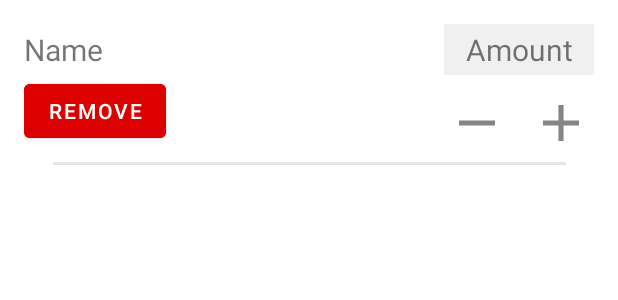
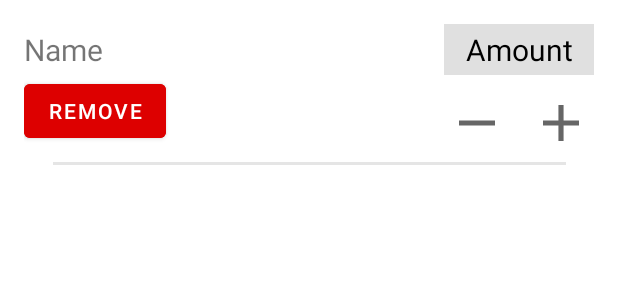
Before and after one commit to kittitat-ice/basic-shopping-list, an Android app: the layout shopping_item.xml on its own in the app's theme, with its tools: preview values and no code run, on a phone screen of 412 x 824 dp. Shown: the top 300 px of the screen. Run offline under Robolectric (Android 15) with nearby library versions, the phone set to English and light mode, and no system bars.

```diff
--- a/app/src/main/AndroidManifest.xml
+++ b/app/src/main/AndroidManifest.xml
@@ -8,7 +8,8 @@
         android:label="@string/app_name"
         android:roundIcon="@mipmap/ic_launcher_round"
         android:supportsRtl="true"
-        android:theme="@style/Theme.BasicShoppingList">
+        android:theme="@style/Theme.BasicShoppingList"
+        android:name=".view.shoppingList.application.ShoppingListApplication">
         <activity android:name=".MainActivity">
             <intent-filter>
                 <action android:name="android.intent.action.MAIN" />
--- a/app/src/main/res/layout/shopping_item.xml
+++ b/app/src/main/res/layout/shopping_item.xml
@@ -33,11 +33,12 @@
         android:id="@+id/tvAmount"
         android:layout_width="100dp"
         android:layout_height="wrap_content"
-        android:background="#F0F0F0"
+        android:background="?attr/colorSecondary"
         android:text=""
         android:textAlignment="center"
         android:textSize="20sp"
         android:paddingVertical="3dp"
+        android:textColor="?attr/colorOnSecondary"
         app:layout_constraintEnd_toEndOf="parent"
         app:layout_constraintTop_toTopOf="parent"
         tools:text="Amount" />
@@ -52,6 +53,7 @@
         android:focusable="true"
         android:clickable="true"
         android:background="?attr/selectableItemBackground"
+        app:tint="?attr/colorOnSurface"
         app:layout_constraintEnd_toEndOf="@+id/tvAmount"
         app:layout_constraintTop_toBottomOf="@+id/tvAmount" />
 
@@ -65,6 +67,7 @@
         android:focusable="true"
         android:clickable="true"
         android:background="?attr/selectableItemBackground"
+        app:tint="?attr/colorOnSurface"
         app:layout_constraintStart_toStartOf="@id/tvAmount"
         app:layout_constraintTop_toBottomOf="@+id/tvAmount" />
     <View
--- a/app/src/main/res/values-night/themes.xml
+++ b/app/src/main/res/values-night/themes.xml
@@ -6,11 +6,11 @@
         <item name="colorPrimaryVariant">@color/purple_700</item>
         <item name="colorOnPrimary">@color/black</item>
         <!-- Secondary brand color. -->
-        <item name="colorSecondary">@color/teal_200</item>
+        <item name="colorSecondary">#E0E0E0</item>
         <item name="colorSecondaryVariant">@color/teal_200</item>
         <item name="colorOnSecondary">@color/black</item>
         <!-- Status bar color. -->
-        <item name="android:statusBarColor" tools:targetApi="l">?attr/colorPrimaryVariant</item>
+        <item name="android:statusBarColor">?attr/colorPrimaryVariant</item>
         <!-- Customize your theme here. -->
     </style>
 </resources>
--- a/app/src/main/res/values/themes.xml
+++ b/app/src/main/res/values/themes.xml
@@ -6,11 +6,11 @@
         <item name="colorPrimaryVariant">@color/purple_700</item>
         <item name="colorOnPrimary">@color/white</item>
         <!-- Secondary brand color. -->
-        <item name="colorSecondary">@color/teal_200</item>
+        <item name="colorSecondary">#E0E0E0</item>
         <item name="colorSecondaryVariant">@color/teal_700</item>
         <item name="colorOnSecondary">@color/black</item>
         <!-- Status bar color. -->
-        <item name="android:statusBarColor" tools:targetApi="l">?attr/colorPrimaryVariant</item>
+        <item name="android:statusBarColor">?attr/colorPrimaryVariant</item>
         <!-- Customize your theme here. -->
     </style>
 </resources>
--- a/build.gradle
+++ b/build.gradle
@@ -1,6 +1,6 @@
 // Top-level build file where you can add configuration options common to all sub-projects/modules.
 buildscript {
-    ext.kotlin_version = "1.4.21"
+    ext.kotlin_version = "1.4.30"
     repositories {
         google()
         jcenter()
```
Also changed, not shown: app/build.gradle (+4 -3 lines), app/src/main/java/com/example/basicshoppinglist/MainActivity.kt (+10 -6 lines), app/src/main/java/com/example/basicshoppinglist/view/shoppingList/application/ShoppingListApplication.kt (added, +17 -0 lines).
